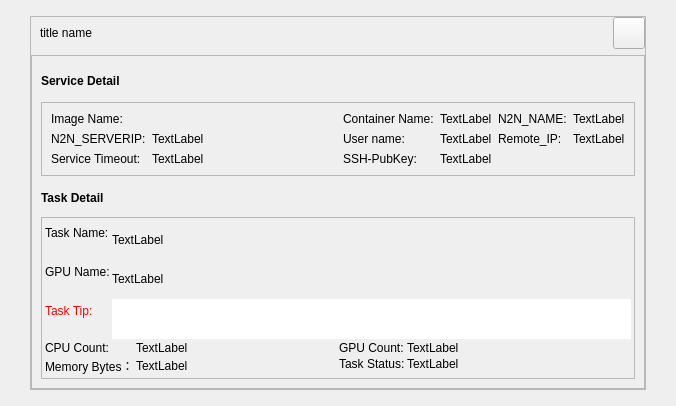
Old version of the form src/qt/forms/orderdetail.ui in the repository MassGrid/MassGrid.
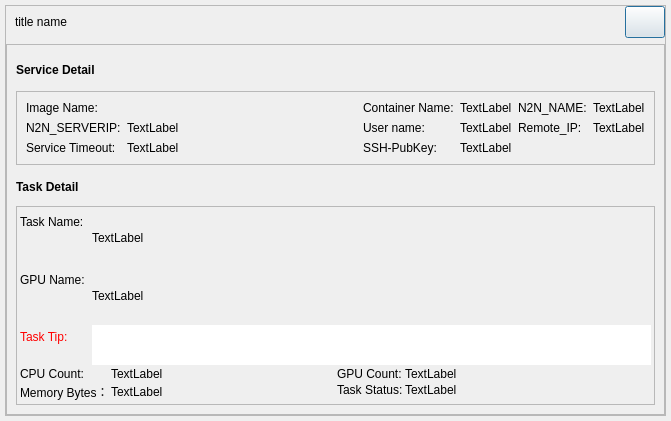
New version of the form.

The edit to the form file:
```diff
--- a/src/qt/forms/orderdetail.ui
+++ b/src/qt/forms/orderdetail.ui
@@ -6,8 +6,8 @@
    <rect>
     <x>0</x>
     <y>0</y>
-    <width>676</width>
-    <height>406</height>
+    <width>671</width>
+    <height>421</height>
    </rect>
   </property>
   <property name="windowTitle">
@@ -15,16 +15,16 @@
   </property>
   <layout class="QGridLayout" name="gridLayout_2">
    <property name="leftMargin">
-    <number>0</number>
+    <number>5</number>
    </property>
    <property name="topMargin">
-    <number>0</number>
+    <number>5</number>
    </property>
    <property name="rightMargin">
-    <number>0</number>
+    <number>5</number>
    </property>
    <property name="bottomMargin">
-    <number>0</number>
+    <number>5</number>
    </property>
    <item row="0" column="0">
     <widget class="QWidget" name="centerWin" native="true">
@@ -33,16 +33,16 @@
      </property>
      <layout class="QGridLayout" name="gridLayout_3">
       <property name="leftMargin">
-       <number>30</number>
+       <number>0</number>
       </property>
       <property name="topMargin">
-       <number>16</number>
+       <number>0</number>
       </property>
       <property name="rightMargin">
-       <number>30</number>
+       <number>0</number>
       </property>
       <property name="bottomMargin">
-       <number>16</number>
+       <number>0</number>
       </property>
       <item row="0" column="0">
        <widget class="QFrame" name="mainframe">
@@ -94,7 +94,7 @@
             </spacer>
            </item>
            <item>
-            <widget class="QToolButton" name="cancelButton">
+            <widget class="QPushButton" name="cancelButton">
              <property name="minimumSize">
               <size>
                <width>32</width>
@@ -103,8 +103,8 @@
              </property>
              <property name="maximumSize">
               <size>
-               <width>32</width>
-               <height>32</height>
+               <width>16777215</width>
+               <height>16777215</height>
               </size>
              </property>
              <property name="styleSheet">
@@ -458,7 +458,7 @@
                       <set>Qt::AlignLeading|Qt::AlignLeft|Qt::AlignTop</set>
                      </property>
                      <property name="horizontalSpacing">
-                      <number>-1</number>
+                      <number>7</number>
                      </property>
                      <property name="verticalSpacing">
                       <number>2</number>
```
